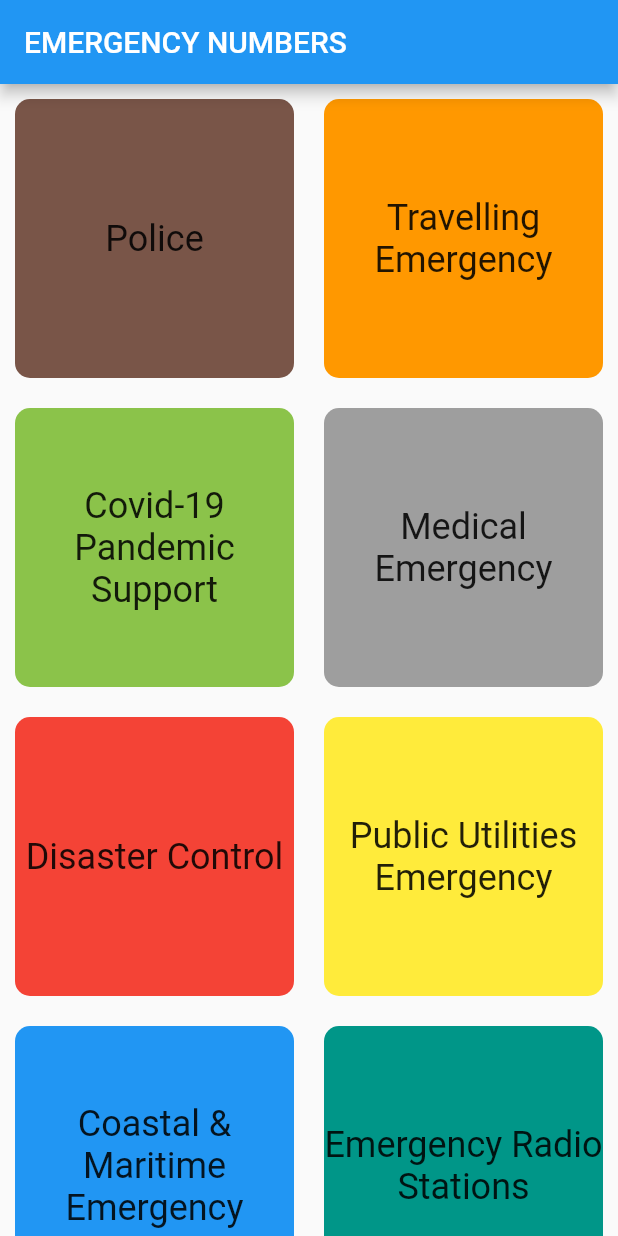
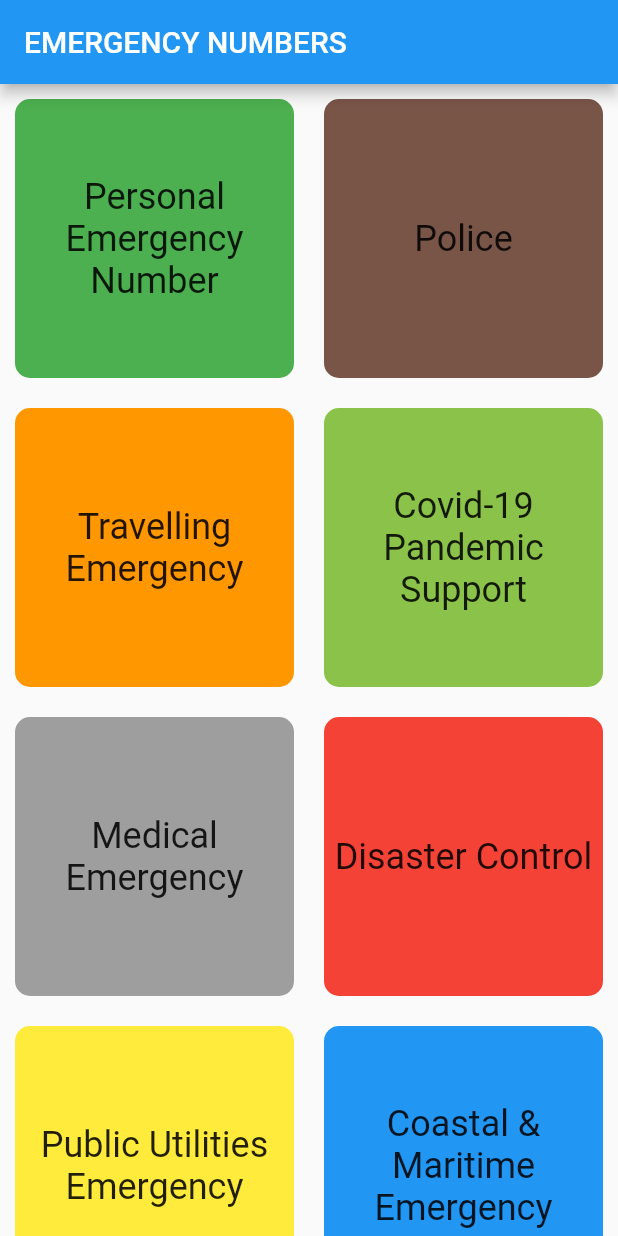
Before and after one commit to taextreme/mobile-app-dev-project1, a Flutter app: the screen it shows after launch, on a phone screen of 412 x 824 dp. Run offline on Flutter 3.47's test engine with Material 2 defaults, Android fonts, the phone set to English and light mode, and no system bars; our stand-ins replace shared_preferences; missing offline and left inert: flutter_search_bar.

Commit message:
Implement Personal Data Screen card to home screen

```diff
--- a/lib/screen/home_screen.dart
+++ b/lib/screen/home_screen.dart
@@ -3,6 +3,7 @@ import 'dart:developer';
 import 'package:flutter/material.dart';
 import 'package:mobile_app_dev_project1/data/numbers_data.dart';
 import 'package:mobile_app_dev_project1/screen/data_screen.dart';
+import 'package:mobile_app_dev_project1/screen/personal_data_screen.dart';
 
 import '../component/base_card.dart';
 
@@ -23,6 +24,23 @@ class _HomeScreenState extends State<HomeScreen> {
       body: GridView.count(
         crossAxisCount: 2,
         children: <BaseCard>[
+          BaseCard(
+            theColor: Colors.green,
+            theChild: const Align(
+              alignment: Alignment.center,
+              child: Text(
+                'Personal Emergency Number',
+                style: TextStyle(fontSize: 24),
+                textAlign: TextAlign.center,
+              ),
+            ),
+            theOnTapFunc: () {
+              log("Personal Number");
+              Navigator.push(context, MaterialPageRoute(builder: (context) {
+                return const PersonalDataScreen();
+              }));
+            },
+          ),
           BaseCard(
             theColor: Colors.brown,
             theChild: const Align(
```
